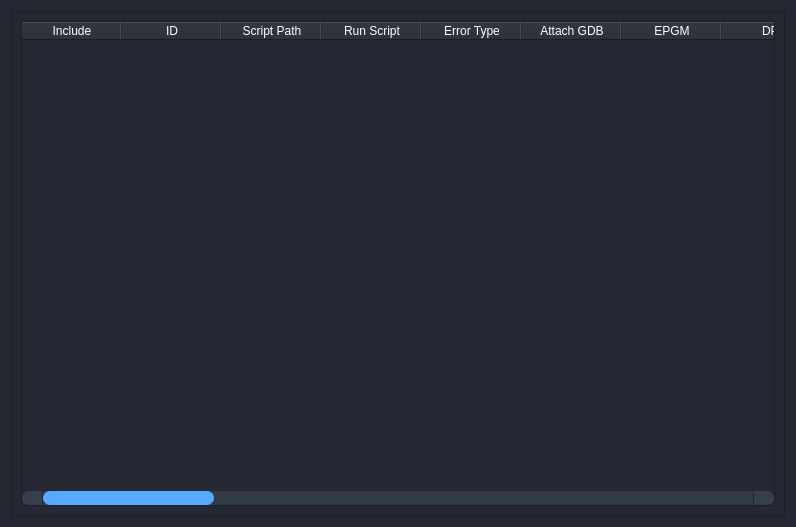
Qt form UiFiles/Jobs.ui (bassant-hisham/Anomalies-Tracker-Siemens-Academy) before a commit.
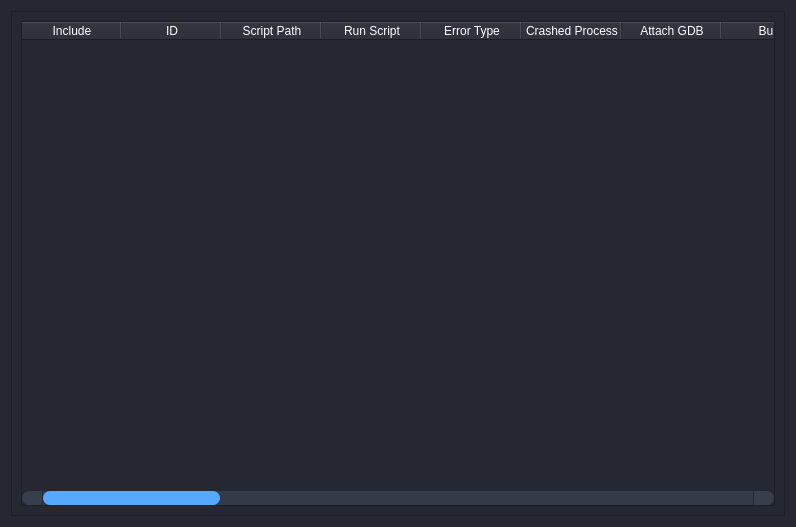
The same form after that commit.

The edit to the form file:
```diff
--- a/UiFiles/Jobs.ui
+++ b/UiFiles/Jobs.ui
@@ -159,6 +159,11 @@
            <string>Error Type</string>
           </property>
          </column>
+         <column>
+          <property name="text">
+           <string>Crashed Process</string>
+          </property>
+         </column>
          <column>
           <property name="text">
            <string>Attach GDB</string>
@@ -166,17 +171,7 @@
          </column>
          <column>
           <property name="text">
-           <string>EPGM</string>
-          </property>
-         </column>
-         <column>
-          <property name="text">
-           <string>DPI</string>
-          </property>
-         </column>
-         <column>
-          <property name="text">
-           <string>Controller</string>
+           <string>Build</string>
           </property>
          </column>
          <column>
```
